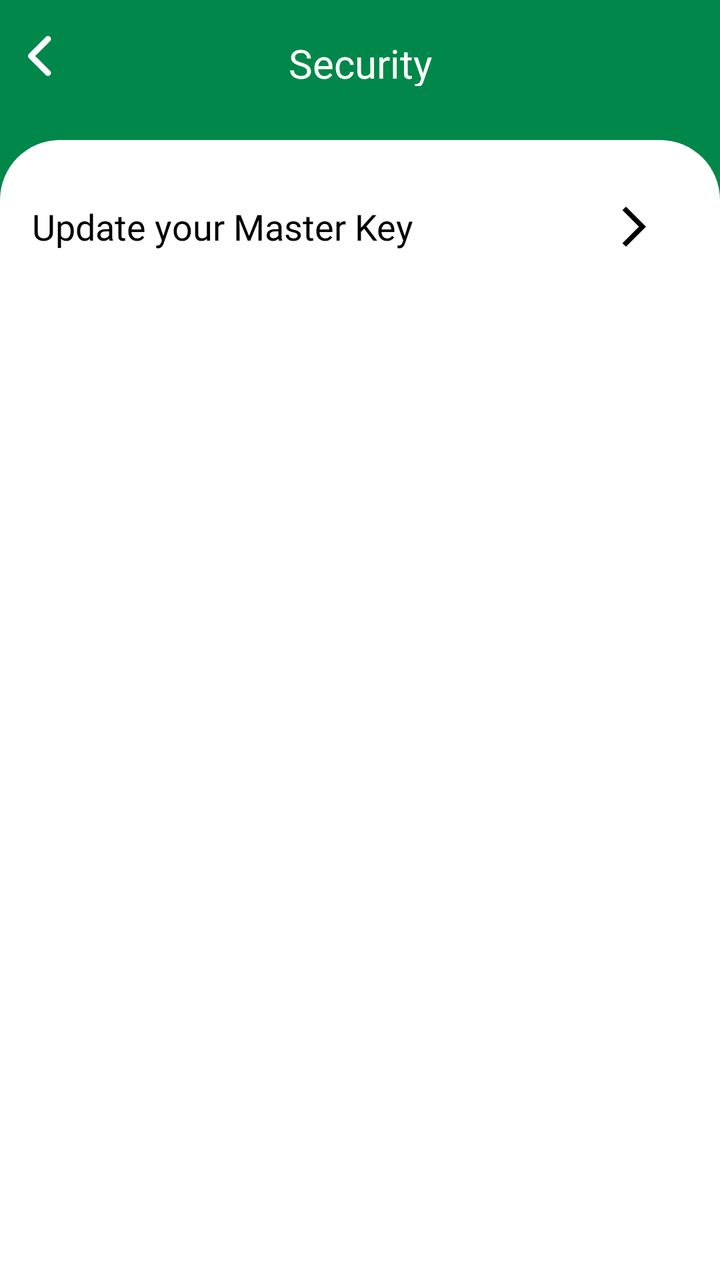
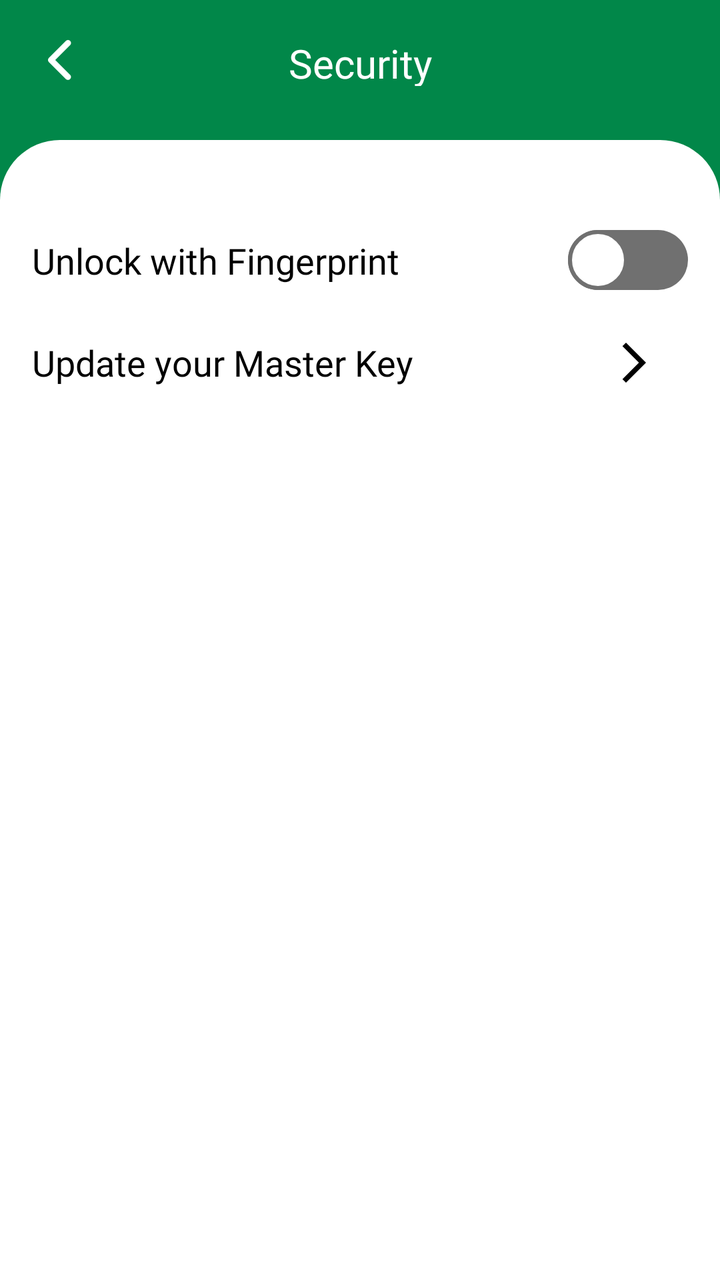

Screens rendered from an Android XML layout before and after an edit, with the pre-edit source and the edit as a unified diff.
<!-- AndroidManifest.xml: application theme Theme.Encrypto -->
<!-- res/layout/fragment_security.xml -->
<?xml version="1.0" encoding="utf-8"?>
<androidx.constraintlayout.widget.ConstraintLayout
    xmlns:android="http://schemas.android.com/apk/res/android"
    xmlns:app="http://schemas.android.com/apk/res-auto"
    xmlns:tools="http://schemas.android.com/tools"
    android:layout_width="match_parent"
    android:layout_height="match_parent"
    android:background="@color/background_color"
    tools:context=".ui.fragments.settings.SecurityFragment">


    <RelativeLayout
        android:id="@+id/relativeLayout2"
        android:layout_width="match_parent"
        android:layout_height="wrap_content"
        android:layout_marginTop="18dp"
        android:orientation="vertical"
        app:layout_constraintEnd_toEndOf="parent"
        app:layout_constraintStart_toStartOf="parent"
        app:layout_constraintTop_toTopOf="parent">

        <ImageView
            android:id="@+id/back"
            android:layout_width="20dp"
            android:layout_height="20dp"
            android:layout_alignParentStart="true"
            android:layout_marginStart="10dp"
            android:src="@drawable/back_icon" />

        <TextView
            android:layout_width="match_parent"
            android:layout_height="25dp"
            android:layout_alignParentStart="true"
            android:layout_alignParentEnd="true"
            android:layout_marginStart="25dp"
            android:layout_marginEnd="25dp"
            android:fontFamily="@font/dm_sans_bold"
            android:gravity="center_horizontal"
            android:text="@string/security"
            android:textColor="@color/white"
            android:textSize="20sp" />


    </RelativeLayout>

    <LinearLayout
        android:layout_width="match_parent"
        android:layout_height="match_parent"
        android:background="@drawable/bottom_bg"
        android:orientation="vertical"
        android:padding="16dp"
        android:layout_marginTop="70dp"
        app:layout_constraintEnd_toEndOf="parent"
        app:layout_constraintStart_toStartOf="parent"
        app:layout_constraintTop_toBottomOf="@+id/relativeLayout2">

        <androidx.constraintlayout.widget.ConstraintLayout
            android:id="@+id/update_master_key_layout"
            android:layout_width="match_parent"
            android:layout_height="wrap_content"
            android:layout_marginTop="15dp"
            app:layout_constraintEnd_toEndOf="@+id/fingerprint_layout"
            app:layout_constraintStart_toStartOf="@+id/fingerprint_layout"
            app:layout_constraintTop_toBottomOf="@+id/fingerprint_layout">

            <TextView
                android:id="@+id/txtMasterKey"
                android:layout_width="wrap_content"
                android:layout_height="wrap_content"
                android:fontFamily="@font/dm_sans"
                android:text="@string/update_your_master_key"
                android:textColor="@color/black"
                android:textSize="18sp"
                app:layout_constraintBottom_toBottomOf="parent"
                app:layout_constraintStart_toStartOf="parent"
                app:layout_constraintTop_toTopOf="parent" />

            <ImageView
                android:id="@+id/goToUpdateMasterKey"
                android:layout_width="wrap_content"
                android:layout_height="wrap_content"
                android:layout_marginEnd="15dp"
                android:src="@drawable/arrow_forward"
                app:layout_constraintBottom_toBottomOf="parent"
                app:layout_constraintEnd_toEndOf="parent"
                app:layout_constraintTop_toTopOf="parent" />

        </androidx.constraintlayout.widget.ConstraintLayout>

    </LinearLayout>




</androidx.constraintlayout.widget.ConstraintLayout>
<!-- resources referenced by this layout -->
<resources>
  <color name="background_color">#018749</color>
  <color name="black">#FF000000</color>
  <color name="white">#FFFFFFFF</color>
  <!-- drawable arrow_forward (drawable) -->
  <vector android:autoMirrored="true" android:height="24dp"
      android:tint="#000000" android:viewportHeight="24"
      android:viewportWidth="24" android:width="24dp" xmlns:android="http://schemas.android.com/apk/res/android">
      <path android:fillColor="@android:color/white" android:pathData="M6.23,20.23l1.77,1.77l10,-10l-10,-10l-1.77,1.77l8.23,8.23z"/>
  </vector>
  <!-- drawable bottom_bg (drawable) -->
  <?xml version="1.0" encoding="utf-8"?>
  <shape xmlns:android="http://schemas.android.com/apk/res/android"
      android:shape="rectangle">
      <solid android:color="@color/white" />
      <corners
          android:topLeftRadius="30dp"
          android:topRightRadius="30dp" />
  
  </shape>
  <string name="security">Security</string>
  <string name="update_your_master_key">Update your Master Key</string>
  <style name="Theme.Encrypto" parent="Theme.MaterialComponents.Light.DarkActionBar">
          
          <item name="colorPrimary">@color/black</item>
          <item name="colorPrimaryVariant">@color/purple_700</item>
          <item name="colorOnPrimary">@color/white</item>
          
          <item name="colorSecondary">@color/teal_200</item>
          <item name="colorSecondaryVariant">@color/teal_700</item>
          <item name="colorOnSecondary">@color/black</item>
          
          <item name="android:statusBarColor">@color/black</item>
          
      </style>
  <color name="purple_700">#FF3700B3</color>
  <color name="teal_200">#FF03DAC5</color>
  <color name="teal_700">#FF018786</color>
  <!-- unchanged entries left out for length: 1 -->
</resources>

<!-- the commit's change to res/layout/fragment_security.xml (unified diff, before → after) -->
@@ -7,7 +7,6 @@
     android:layout_height="match_parent"
     android:background="@color/background_color"
     tools:context=".ui.fragments.settings.SecurityFragment">
-
 
     <RelativeLayout
         android:id="@+id/relativeLayout2"
@@ -23,8 +22,9 @@
             android:id="@+id/back"
             android:layout_width="20dp"
             android:layout_height="20dp"
+            android:layout_marginTop="2dp"
             android:layout_alignParentStart="true"
-            android:layout_marginStart="10dp"
+            android:layout_marginStart="20dp"
             android:src="@drawable/back_icon" />
 
         <TextView
@@ -40,7 +40,6 @@
             android:textColor="@color/white"
             android:textSize="20sp" />
 
-
     </RelativeLayout>
 
     <LinearLayout
@@ -53,6 +52,43 @@
         app:layout_constraintEnd_toEndOf="parent"
         app:layout_constraintStart_toStartOf="parent"
         app:layout_constraintTop_toBottomOf="@+id/relativeLayout2">
+
+        <androidx.constraintlayout.widget.ConstraintLayout
+            android:id="@+id/fingerprint_layout"
+            android:layout_width="match_parent"
+            android:layout_height="wrap_content"
+            android:layout_marginTop="20dp"
+            app:layout_constraintEnd_toEndOf="parent"
+            app:layout_constraintStart_toStartOf="parent"
+            app:layout_constraintTop_toBottomOf="@+id/linearLayout">
+
+            <TextView
+                android:id="@+id/txtBiometric"
+                android:layout_width="wrap_content"
+                android:layout_height="wrap_content"
+                android:fontFamily="@font/dm_sans"
+                android:text="@string/unlock_with_fingerprint"
+                android:textColor="@color/black"
+                android:textSize="18sp"
+                app:layout_constraintBottom_toBottomOf="parent"
+                app:layout_constraintStart_toStartOf="parent"
+                app:layout_constraintTop_toTopOf="parent" />
+
+
+            <androidx.appcompat.widget.SwitchCompat
+                android:id="@+id/authSwitch"
+                android:layout_width="60dp"
+                android:layout_height="wrap_content"
+                android:textOff="@string/off"
+                android:textOn="@string/on"
+                android:thumb="@drawable/switch_thumb"
+                android:visibility="visible"
+                app:layout_constraintBottom_toBottomOf="parent"
+                app:layout_constraintEnd_toEndOf="parent"
+                app:layout_constraintTop_toTopOf="parent"
+                app:track="@drawable/switch_track" />
+
+        </androidx.constraintlayout.widget.ConstraintLayout>
 
         <androidx.constraintlayout.widget.ConstraintLayout
             android:id="@+id/update_master_key_layout"
@@ -89,7 +125,4 @@
 
     </LinearLayout>
 
-
-
-
 </androidx.constraintlayout.widget.ConstraintLayout>
<!-- resource entries referenced after the edit -->
@@ -19,7 +19,50 @@
           android:topRightRadius="30dp" />
   
   </shape>
+  <!-- drawable switch_thumb (drawable) -->
+  <?xml version="1.0" encoding="utf-8"?>
+  <selector xmlns:android="http://schemas.android.com/apk/res/android">
+      <item android:state_checked="true" android:state_enabled="true">
+          <shape android:shape="oval">
+              <solid android:color="@color/white"/>
+              <stroke android:color="@color/black" android:width="4dp"/>
+              <size android:height="30dp"
+                  android:width="30dp"/>
+          </shape>
+      </item>
+  
+      <item android:state_checked="false" android:state_enabled="false">
+          <shape android:shape="oval">
+              <solid android:color="@color/white"/>
+              <stroke android:color="#707070" android:width="2dp"/>
+              <size android:height="30dp"
+                  android:width="30dp"/>
+          </shape>
+      </item>
+  </selector>
+  <!-- drawable switch_track (drawable) -->
+  <?xml version="1.0" encoding="utf-8"?>
+  <selector xmlns:android="http://schemas.android.com/apk/res/android">
+      <item android:state_checked="true" android:state_enabled="true">
+          <shape android:shape="rectangle">
+              <solid android:color="@color/black"/>
+              <corners android:radius="50dp"/>
+              <size android:height="10dp" />
+          </shape>
+      </item>
+  
+      <item android:state_checked="false" android:state_enabled="false">
+          <shape android:shape="rectangle">
+              <solid android:color="#707070"/>
+              <corners android:radius="50dp"/>
+              <size android:height="10dp" />
+          </shape>
+      </item>
+  </selector>
+  <string name="off">Off</string>
+  <string name="on">On</string>
   <string name="security">Security</string>
+  <string name="unlock_with_fingerprint">Unlock with Fingerprint</string>
   <string name="update_your_master_key">Update your Master Key</string>
   <style name="Theme.Encrypto" parent="Theme.MaterialComponents.Light.DarkActionBar">
           
